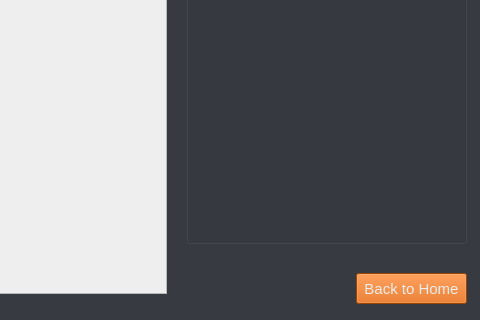
This is Settings.ui in CurioScrounge/Productive_App as Qt 5 draws it before an edit; both pictures show x 494 to 974 and y 357 to 677 of the 974 by 677 pixel window. The edited form follows.
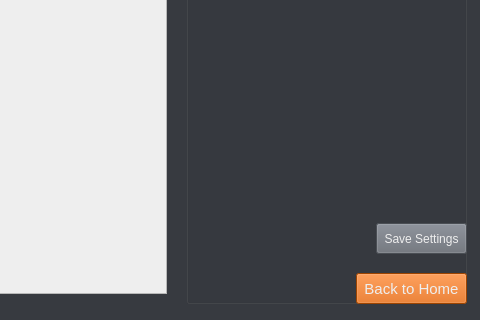
This is the edited form.

Commit message: Code edits, UI edits, starting to create my persistant storage..

What changed in the file:
```diff
--- a/Settings.ui
+++ b/Settings.ui
@@ -525,7 +525,7 @@
       <x>680</x>
       <y>110</y>
       <width>281</width>
-      <height>491</height>
+      <height>551</height>
      </rect>
     </property>
     <property name="styleSheet">
@@ -678,12 +678,11 @@
       <bool>true</bool>
      </property>
     </widget>
-   </widget>
    <widget class="QPushButton" name="BackHome">
     <property name="geometry">
      <rect>
-      <x>850</x>
-      <y>630</y>
+       <x>170</x>
+       <y>520</y>
       <width>111</width>
       <height>31</height>
      </rect>
@@ -706,12 +705,38 @@
      <string>Back to Home</string>
     </property>
    </widget>
+    <widget class="QPushButton" name="Save">
+     <property name="geometry">
+      <rect>
+       <x>190</x>
+       <y>470</y>
+       <width>91</width>
+       <height>31</height>
+      </rect>
+     </property>
+     <property name="font">
+      <font>
+       <family>Segoe UI</family>
+       <pointsize>9</pointsize>
+      </font>
+     </property>
+     <property name="styleSheet">
+      <string notr="true">QPushButton{
+	color: rgb(238, 238, 238);
+
+	background-color: rgb(104, 109, 118);
+}</string>
+     </property>
+     <property name="text">
+      <string>Save Settings</string>
+     </property>
+    </widget>
+   </widget>
    <zorder>groupBox_2</zorder>
    <zorder>groupBox</zorder>
    <zorder>ExistingRunTimes</zorder>
    <zorder>label_5</zorder>
    <zorder>RemoveTiming</zorder>
-   <zorder>BackHome</zorder>
   </widget>
  </widget>
  <resources/>
```
Lines whose indentation alone changed are shown as unchanged. The commit also changes 5 other files.
